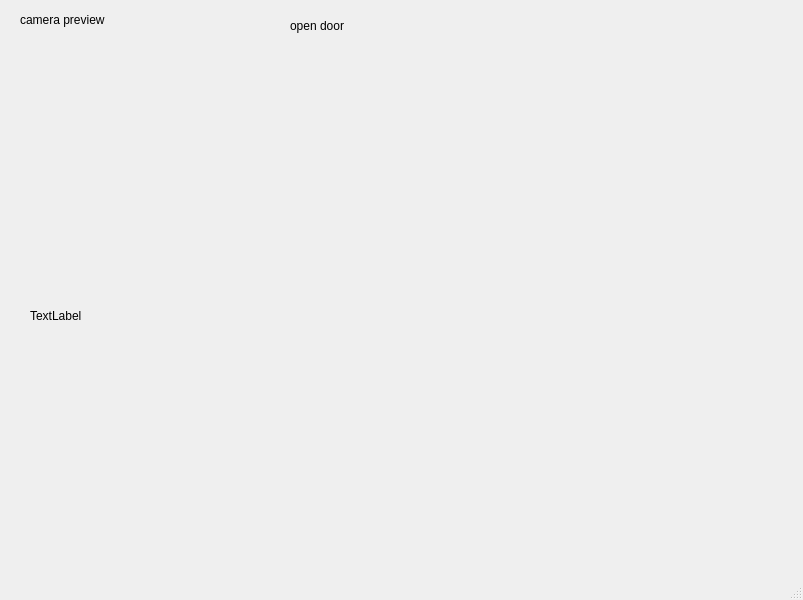
Above: mainwindow.ui from yu-cheng0822/face before the change. Below: the same form after it.
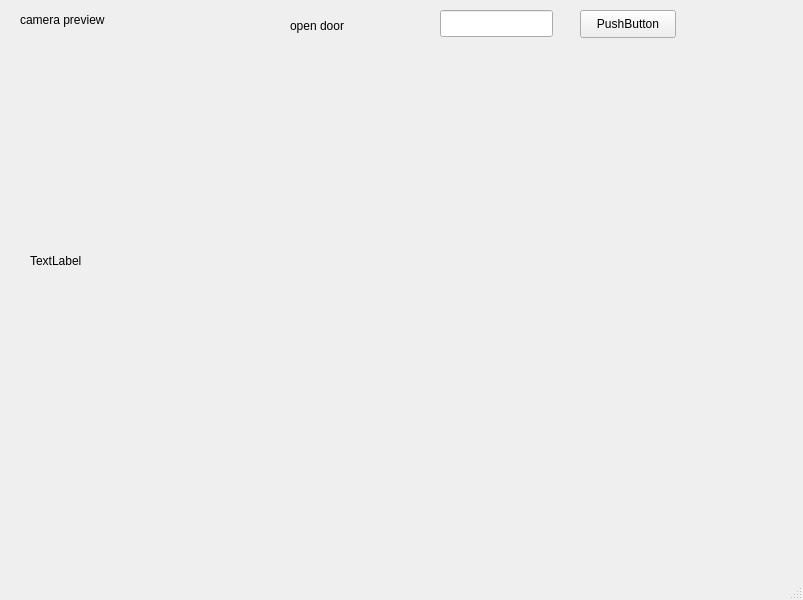
That is the form after the change.

```diff
--- a/mainwindow.ui
+++ b/mainwindow.ui
@@ -33,7 +33,7 @@
       <x>30</x>
       <y>60</y>
       <width>761</width>
-      <height>511</height>
+      <height>401</height>
      </rect>
     </property>
     <property name="text">
@@ -53,6 +53,29 @@
      <string>open door</string>
     </property>
    </widget>
+   <widget class="QLineEdit" name="lineEdit_name">
+    <property name="geometry">
+     <rect>
+      <x>440</x>
+      <y>10</y>
+      <width>113</width>
+      <height>27</height>
+     </rect>
+    </property>
+   </widget>
+   <widget class="QPushButton" name="pushButton_register">
+    <property name="geometry">
+     <rect>
+      <x>580</x>
+      <y>10</y>
+      <width>96</width>
+      <height>28</height>
+     </rect>
+    </property>
+    <property name="text">
+     <string>PushButton</string>
+    </property>
+   </widget>
   </widget>
   <widget class="QMenuBar" name="menubar">
    <property name="geometry">
```
